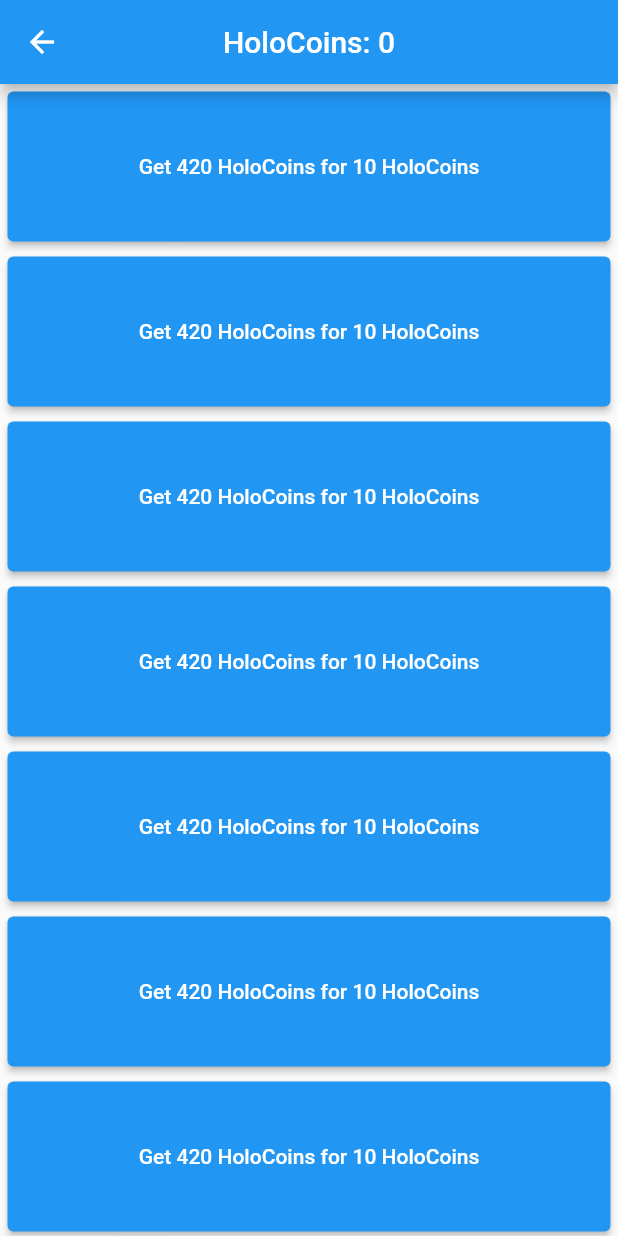
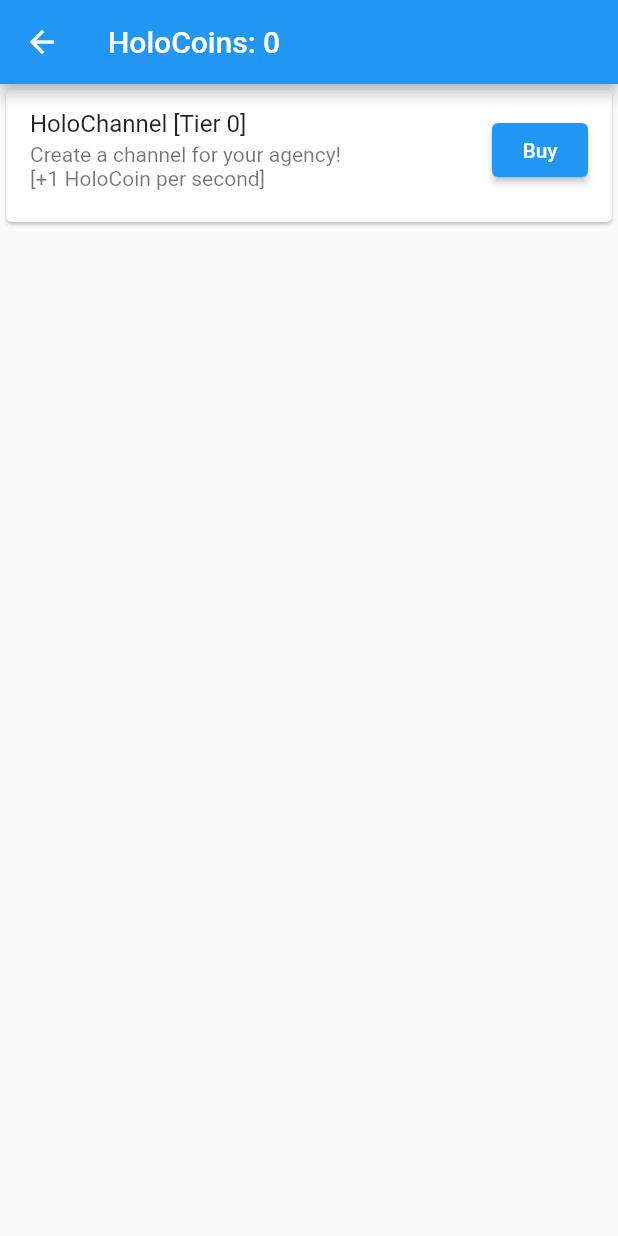
Before and after one commit to GlitchAmbush/mobile_proj, a Flutter app: the ShopPage screen opened directly, on a phone screen of 412 x 824 dp. Run offline on Flutter 3.47's test engine with Material 2 defaults, Android fonts, the phone set to English and light mode, and no system bars; our stand-ins replace shared_preferences; missing offline and left inert: dart_random_choice; accounts and stored records are empty.

Commit message:
Added upgrade_data and began working on shop_page upgrades. Requires fix for setState()

```diff
--- a/lib/screens/main_game.dart
+++ b/lib/screens/main_game.dart
@@ -3,7 +3,6 @@ import 'achievements_page.dart';
 import 'package:shared_preferences/shared_preferences.dart';
 import '../util/user_data.dart' as user;
 import 'dart:async';
-import 'dart:io';
 
 class MainGame extends StatefulWidget {
   const MainGame({super.key});
--- a/lib/screens/pulls_screen.dart
+++ b/lib/screens/pulls_screen.dart
@@ -104,7 +104,7 @@ class _PullsScreenState extends State<PullsScreen> {
                           builder: ((context) => AlertDialog(
                                 title: const Text('Insufficient Members!'),
                                 content: const Text(
-                                    'You have HoloCoins to recruit a new idol to your company!'),
+                                    'You don\'t have enough HoloCoins to recruit a new idol to your company! You need 10 HoloCoins to recruit a new idol.'),
                                 actions: [
                                   TextButton(
                                       onPressed: () =>
@@ -133,7 +133,7 @@ class _PullsScreenState extends State<PullsScreen> {
                           builder: ((context) => AlertDialog(
                                 title: const Text('Insufficient Members!'),
                                 content: const Text(
-                                    'You have HoloCoins to recruit a new idol to your company!'),
+                                    'You don\'t have enough HoloCoins to recruit a new idol to your company! You need 100 HoloCoins to recruit a new idol.'),
                                 actions: [
                                   TextButton(
                                       onPressed: () =>
--- a/lib/screens/shop_page.dart
+++ b/lib/screens/shop_page.dart
@@ -1,6 +1,6 @@
 import 'package:flutter/material.dart';
 import '../util/user_data.dart' as user;
-import 'dart:math';
+import '../util/upgrade_data.dart' as upgrade;
 
 class ShopPage extends StatefulWidget {
   const ShopPage({Key? key}) : super(key: key);
@@ -12,41 +12,53 @@ class ShopPage extends StatefulWidget {
 class _ShopPageState extends State<ShopPage> {
   final ScrollController _firstController = ScrollController();
 
+  void increaseTier(tier) {
+    setState(() {
+      tier++;
+    });
+  }
+
+  bool checkMax(tier, max) {
+    if (tier == max) {
+      return true;
+    }
+    return false;
+  }
+
+  String setButtonState(tier, max) {
+    if (tier == max) {
+      return "Maxed";
+    }
+
+    if (tier != 0) {
+      return "Upgrade";
+    }
+
+    return "Buy";
+  }
+
   @override
   Widget build(BuildContext context) {
     return Scaffold(
         appBar: AppBar(
             backgroundColor: Colors.blue,
-            centerTitle: true,
             title: Text(
               'HoloCoins: ${user.holoCoins}',
             )),
-        body: ListView.builder(
-            controller: _firstController,
-            itemCount: 10,
-            itemBuilder: (BuildContext context, int index) {
-              int random = Random().nextInt(max(1, 1000));
-              int random2 = Random().nextInt(max(1, 15));
-              return Padding(
-                padding: const EdgeInsets.all(5.0),
-                child: ElevatedButton(
-                    style: ElevatedButton.styleFrom(
-                        minimumSize: const Size.fromHeight(100)),
-                    onPressed: () {
-                      setState(() {
-                        if (user.holoCoins < index + 1) {
-                          ScaffoldMessenger.of(context).showSnackBar(
-                              const SnackBar(
-                                  content: Text('Not enough HoloCoins')));
-                        } else {
-                          user.holoCoins -= random2;
-                          user.holoCoins += random;
-                        }
-                      });
-                    },
-                    child:
-                        Text('Get $random HoloCoins for $random2 HoloCoins')),
-              );
-            }));
+        body: ListView(children: [
+          Card(
+            child: ListTile(
+              title: Text(
+                  "${upgrade.channel.name} [Tier ${upgrade.channel.tier}]"),
+              subtitle: Text(upgrade.channel.desc),
+              trailing: ElevatedButton(
+                  onPressed: () {
+                    increaseTier(upgrade.channel.tier);
+                  },
+                  child: Text(setButtonState(upgrade.channel.tier, 3))),
+              isThreeLine: true,
+            ),
+          )
+        ]));
   }
 }
--- a/lib/util/upgrade_class.dart
+++ b/lib/util/upgrade_class.dart
@@ -3,6 +3,8 @@ import "./user_data.dart";
 class Upgrade {
   String name;
   String desc;
+  String upgradedDesc;
+  int cost;
   int tier;
 
   String get upgradeName {
@@ -13,11 +15,19 @@ class Upgrade {
     return desc;
   }
 
+  String get newDesc {
+    return upgradedDesc;
+  }
+
+  int get upgradeCost {
+    return cost;
+  }
+
   int get upgradeTier {
     return tier;
   }
 
-  Upgrade(this.name, this.desc, this.tier);
+  Upgrade(this.name, this.desc, this.upgradedDesc, this.tier, this.cost);
 }
 
 class Passive extends Upgrade {
@@ -33,7 +43,8 @@ class Passive extends Upgrade {
     passiveIncome += (increase * passiveIncome).ceil();
   }
 
-  Passive(super.name, super.desc, super.tier, this.increase);
+  Passive(super.name, super.desc, super.upgradedDesc, super.tier, super.cost,
+      this.increase);
 }
 
 class Active extends Upgrade {
@@ -49,5 +60,6 @@ class Active extends Upgrade {
     onClickIncome += (increase * passiveIncome).ceil();
   }
 
-  Active(super.name, super.desc, super.tier, this.increase);
+  Active(super.name, super.desc, super.upgradedDesc, super.tier, super.cost,
+      this.increase);
 }
--- /dev/null
+++ b/lib/util/upgrade_data.dart
@@ -0,0 +1,15 @@
+import "./upgrade_class.dart";
+
+// Passive Upgrades
+final channel = Passive(
+    "HoloChannel", // Name
+    "Create a channel for your agency!\n[+1 HoloCoin per second]", // Inital Description
+    "Upgrade your channel!\n[+1 HoloCoin per second]", // Upgraded Description
+    0, // Tier
+    50, // Cost
+    1 // Increase
+    );
+
+
+
+// Active Upgrades
--- a/lib/util/user_data.dart
+++ b/lib/util/user_data.dart
@@ -11,4 +11,5 @@ List<String> collection = [];
 // Upgrades Map
 // Keeps track of upgrades bought and their respective purchased tiers
 // 0 == not purchased
+// {"Upgrade Name" : Tier}
 final Map<String, int> ugprades = {"": 0};
```
Also changed, not shown: lib/screens/achievements_page.dart (+4 -9 lines).
